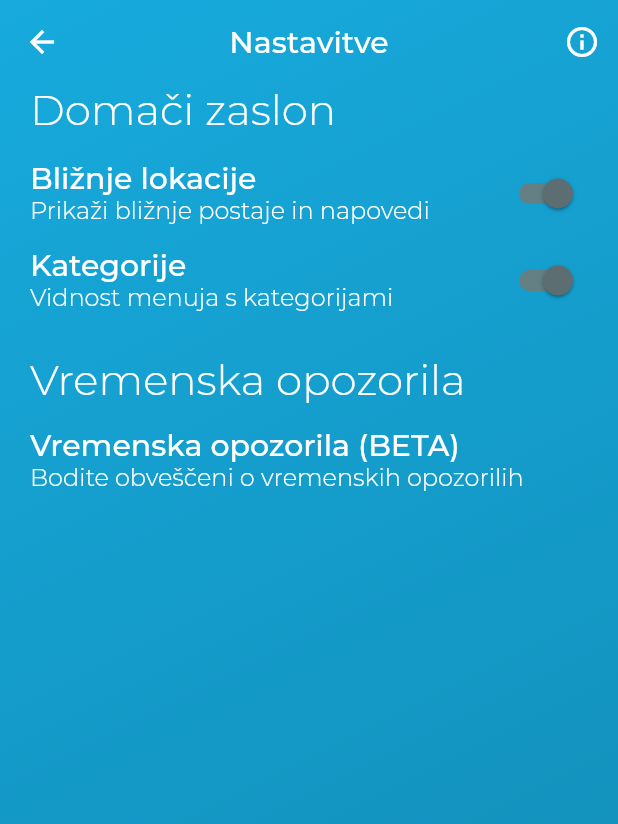
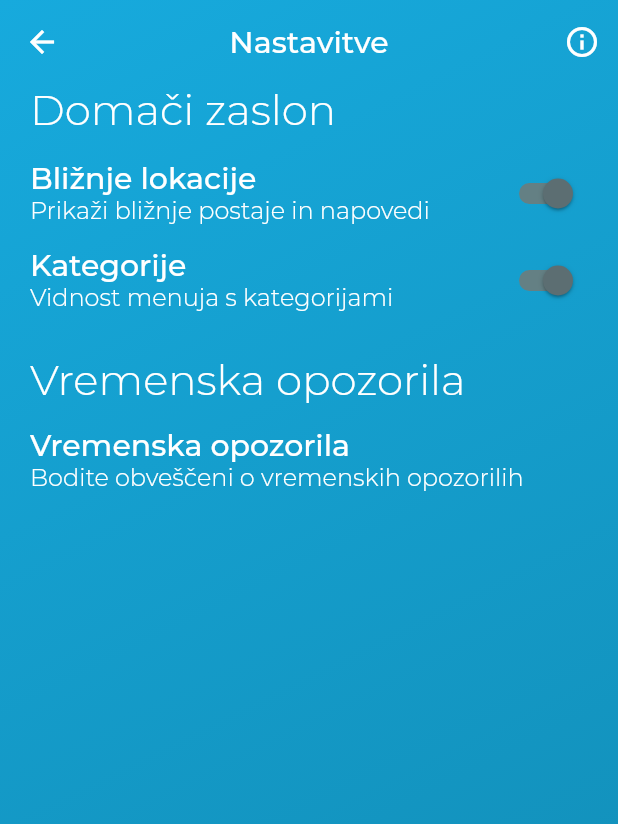
Before and after one commit to JakMar17/LombrenaApp, a Flutter app: the SettingsScreen screen opened by its route, on a phone screen of 412 x 824 dp. Shown: the top 824 px of the screen. Run offline on Flutter 3.47's test engine with Material 2 defaults, Android fonts, the phone set to English and light mode, and no system bars; our stand-ins replace audioplayers, device_info, firebase_messaging, flutter_local_notifications, flutter_spinkit, google_maps_flutter and 5 more; missing offline and left inert: in_app_update, sliver_fab; accounts and stored records are empty; network calls fail; statements that could not run were skipped; project files that could hold a hidden picture were left out.

Commit message:
1.4 release

```diff
--- a/lib/screens/settings/settings.dart
+++ b/lib/screens/settings/settings.dart
@@ -130,7 +130,7 @@ class _SettingsScreenState extends State<SettingsScreen> {
                       color: Colors.white),
                 ),
                 SizedBox(height: 15,),
-                buttonRow("Vremenska opozorila (BETA)", "Bodite obveščeni o vremenskih opozorilih", () {
+                buttonRow("Vremenska opozorila", "Bodite obveščeni o vremenskih opozorilih", () {
                   Navigator.pushNamed(context, '/v2/settings/marela-warnings/setup');
                 })
 
--- a/pubspec.yaml
+++ b/pubspec.yaml
@@ -15,7 +15,7 @@ publish_to: 'none' # Remove this line if you wish to publish to pub.dev
 # In iOS, build-name is used as CFBundleShortVersionString while build-number used as CFBundleVersion.
 # Read more about iOS versioning at
 # https://developer.apple.com/library/archive/documentation/General/Reference/InfoPlistKeyReference/Articles/CoreFoundationKeys.html
-version: 1.4.0+7
+version: 1.4.1+8
 
 environment:
   sdk: ">=2.7.0 <3.0.0"
```
Also changed, not shown: 1 other file.
